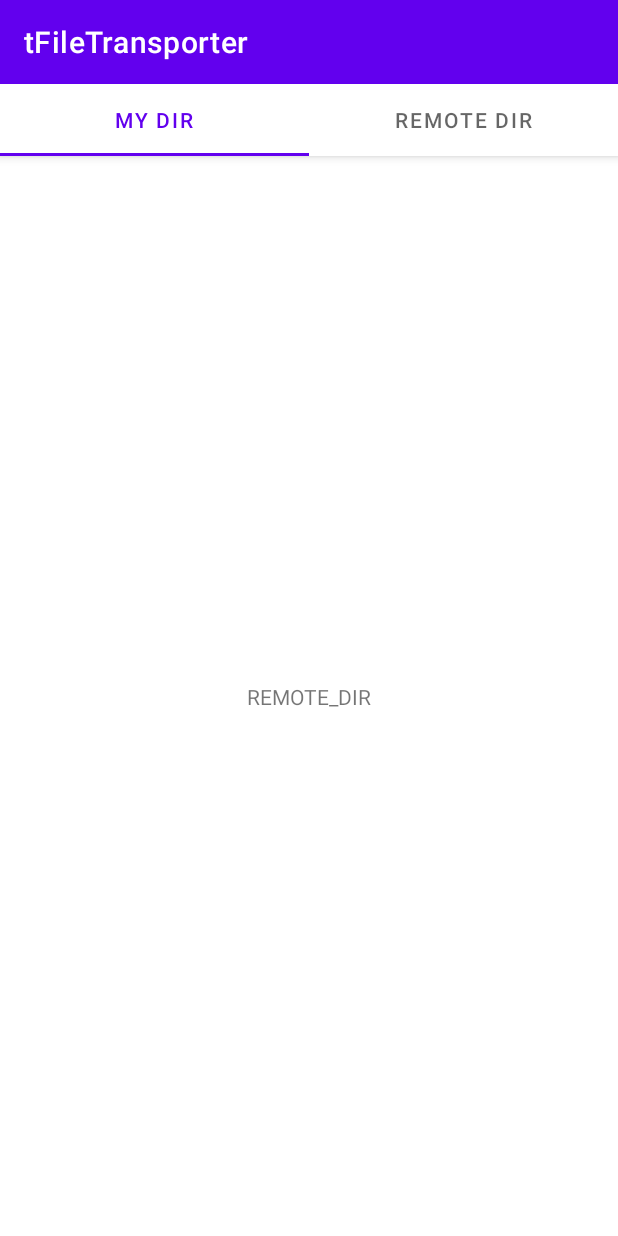
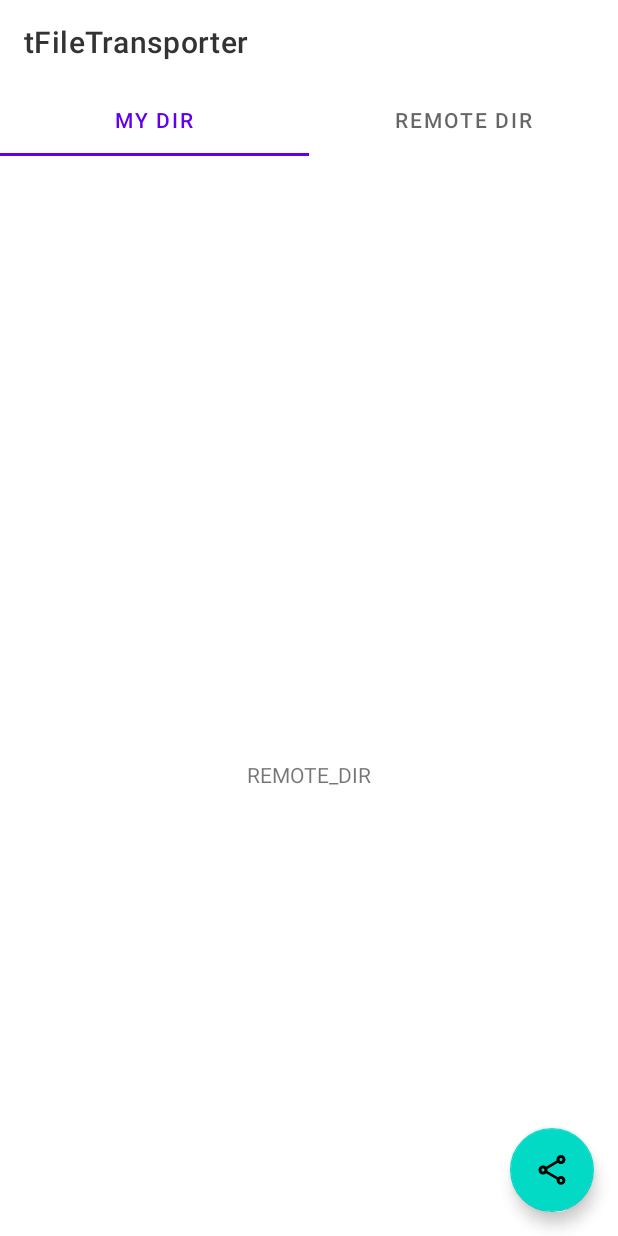
Before and after one commit to Tans5/tFileTransporter, an Android app: the fragment RemoteDirFragment placed in its activity, on a phone screen of 412 x 824 dp. Run offline under Robolectric (Android 15) with nearby library versions, the phone set to English and light mode, and no system bars; our stand-ins replace RxJava, data binding; libraries missing offline, so code that uses them is left out: com.jakewharton.rxbinding3, com.tbruyelle.rxpermissions2, kotlinx.coroutines.rx2; 2 statements that could not run were skipped.

Commit message:
Adjust File Transport Activity UI.

```diff
--- a/app/src/main/java/com/tans/tfiletransporter/ui/filetransport/FileTransportActivity.kt
+++ b/app/src/main/java/com/tans/tfiletransporter/ui/filetransport/FileTransportActivity.kt
@@ -4,6 +4,7 @@ import android.Manifest
 import android.os.Build
 import android.os.Bundle
 import com.google.android.material.tabs.TabLayout
+import com.jakewharton.rxbinding3.view.clicks
 import com.tans.tfiletransporter.R
 import com.tans.tfiletransporter.databinding.FileTransportActivityBinding
 import com.tans.tfiletransporter.ui.BaseActivity
@@ -39,7 +40,15 @@ class FileTransportActivity : BaseActivity<FileTransportActivityBinding, FileTra
                     }
                 })
 
-                render({ it.selectedTabType }) { changeDirFragment(it) }.bindLife()
+                render({ it.selectedTabType }) {
+                    binding.floatingActionBt.setImageResource(
+                        when (it) {
+                            DirTabType.MyDir -> R.drawable.share_variant_outline
+                            DirTabType.RemoteDir -> R.drawable.download_outline
+                        }
+                    )
+                    changeDirFragment(it)
+                }.bindLife()
             } else {
                 finish()
             }
--- a/app/src/main/java/com/tans/tfiletransporter/ui/filetransport/RemoteDirFragment.kt
+++ b/app/src/main/java/com/tans/tfiletransporter/ui/filetransport/RemoteDirFragment.kt
@@ -1,10 +1,33 @@
 package com.tans.tfiletransporter.ui.filetransport
 
+import android.util.Log
+import com.google.android.material.floatingactionbutton.FloatingActionButton
+import com.jakewharton.rxbinding3.view.clicks
 import com.tans.tfiletransporter.R
 import com.tans.tfiletransporter.databinding.RemoteDirFragmentBinding
 import com.tans.tfiletransporter.ui.BaseFragment
+import io.reactivex.disposables.Disposable
 
 class RemoteDirFragment : BaseFragment<RemoteDirFragmentBinding, Unit>(R.layout.remote_dir_fragment, Unit) {
+
+    private var downloadBtDispose: Disposable? = null
+    override fun onHiddenChanged(hidden: Boolean) {
+        super.onHiddenChanged(hidden)
+//        downloadBtDispose = if (!hidden) {
+//            requireActivity().findViewById<FloatingActionButton>(R.id.floating_action_bt).clicks()
+//                .doOnNext {
+//                    println("Download Next...")
+//                }
+//                .subscribe({
+//
+//                }, {
+//                    Log.e(this::class.java.name, "Share Button Error: $it")
+//                })
+//        } else {
+//            downloadBtDispose?.dispose()
+//            null
+//        }
+    }
 
     companion object {
         const val FRAGMENT_TAG = "remote_dir_fragment_tag"
--- a/app/src/main/res/drawable/download_outline.xml
+++ b/app/src/main/res/drawable/download_outline.xml
@@ -4,5 +4,5 @@
     android:width="24dp"
     android:viewportWidth="24"
     android:viewportHeight="24">
-    <path android:fillColor="#666666" android:pathData="M13,5V11H14.17L12,13.17L9.83,11H11V5H13M15,3H9V9H5L12,16L19,9H15V3M19,18H5V20H19V18Z" />
+    <path android:fillColor="#FFFFFF" android:pathData="M13,5V11H14.17L12,13.17L9.83,11H11V5H13M15,3H9V9H5L12,16L19,9H15V3M19,18H5V20H19V18Z" />
 </vector>
--- a/app/src/main/res/drawable/share_variant_outline.xml
+++ b/app/src/main/res/drawable/share_variant_outline.xml
@@ -4,5 +4,5 @@
     android:width="24dp"
     android:viewportWidth="24"
     android:viewportHeight="24">
-    <path android:fillColor="#666666" android:pathData="M18 16.08C17.24 16.08 16.56 16.38 16.04 16.85L8.91 12.7C8.96 12.47 9 12.24 9 12S8.96 11.53 8.91 11.3L15.96 7.19C16.5 7.69 17.21 8 18 8C19.66 8 21 6.66 21 5S19.66 2 18 2 15 3.34 15 5C15 5.24 15.04 5.47 15.09 5.7L8.04 9.81C7.5 9.31 6.79 9 6 9C4.34 9 3 10.34 3 12S4.34 15 6 15C6.79 15 7.5 14.69 8.04 14.19L15.16 18.34C15.11 18.55 15.08 18.77 15.08 19C15.08 20.61 16.39 21.91 18 21.91S20.92 20.61 20.92 19C20.92 17.39 19.61 16.08 18 16.08M18 4C18.55 4 19 4.45 19 5S18.55 6 18 6 17 5.55 17 5 17.45 4 18 4M6 13C5.45 13 5 12.55 5 12S5.45 11 6 11 7 11.45 7 12 6.55 13 6 13M18 20C17.45 20 17 19.55 17 19S17.45 18 18 18 19 18.45 19 19 18.55 20 18 20Z" />
+    <path android:fillColor="#FFFFFF" android:pathData="M18 16.08C17.24 16.08 16.56 16.38 16.04 16.85L8.91 12.7C8.96 12.47 9 12.24 9 12S8.96 11.53 8.91 11.3L15.96 7.19C16.5 7.69 17.21 8 18 8C19.66 8 21 6.66 21 5S19.66 2 18 2 15 3.34 15 5C15 5.24 15.04 5.47 15.09 5.7L8.04 9.81C7.5 9.31 6.79 9 6 9C4.34 9 3 10.34 3 12S4.34 15 6 15C6.79 15 7.5 14.69 8.04 14.19L15.16 18.34C15.11 18.55 15.08 18.77 15.08 19C15.08 20.61 16.39 21.91 18 21.91S20.92 20.61 20.92 19C20.92 17.39 19.61 16.08 18 16.08M18 4C18.55 4 19 4.45 19 5S18.55 6 18 6 17 5.55 17 5 17.45 4 18 4M6 13C5.45 13 5 12.55 5 12S5.45 11 6 11 7 11.45 7 12 6.55 13 6 13M18 20C17.45 20 17 19.55 17 19S17.45 18 18 18 19 18.45 19 19 18.55 20 18 20Z" />
 </vector>
--- a/app/src/main/res/layout/file_transport_activity.xml
+++ b/app/src/main/res/layout/file_transport_activity.xml
@@ -10,19 +10,28 @@
         <com.google.android.material.appbar.AppBarLayout
             android:layout_width="match_parent"
             android:layout_height="wrap_content"
-            android:background="@color/purple_500">
+            android:background="@color/white">
 
-            <androidx.appcompat.widget.Toolbar
-                android:id="@+id/tool_bar"
+            <com.google.android.material.appbar.CollapsingToolbarLayout
                 android:layout_width="match_parent"
                 android:layout_height="wrap_content"
-                app:titleTextColor="@color/white"
-                app:title="@string/app_name"/>
+                app:layout_scrollFlags="enterAlwaysCollapsed|scroll"
+                app:titleEnabled="false">
+
+                <androidx.appcompat.widget.Toolbar
+                    android:id="@+id/tool_bar"
+                    android:layout_width="match_parent"
+                    android:layout_height="wrap_content"
+                    app:titleTextColor="@color/black_1"
+                    app:title="@string/app_name" />
+
+            </com.google.android.material.appbar.CollapsingToolbarLayout>
 
             <com.google.android.material.tabs.TabLayout
                 android:id="@+id/tab_layout"
                 android:layout_width="match_parent"
-                android:layout_height="wrap_content">
+                android:layout_height="wrap_content"
+                app:layout_scrollFlags="enterAlways|scroll">
 
                 <com.google.android.material.tabs.TabItem
                     android:id="@+id/my_dir_tab_item"
@@ -46,6 +55,19 @@
             android:layout_height="match_parent"
             app:layout_behavior="com.google.android.material.appbar.AppBarLayout$ScrollingViewBehavior" />
 
+        <com.google.android.material.floatingactionbutton.FloatingActionButton
+            android:id="@+id/floating_action_bt"
+            android:layout_width="wrap_content"
+            android:layout_height="wrap_content"
+            android:src="@drawable/share_variant_outline"
+            android:layout_marginEnd="16dp"
+            android:layout_marginBottom="16dp"
+            android:layout_gravity="end|bottom"
+            app:layout_behavior="com.google.android.material.behavior.HideBottomViewOnScrollBehavior"
+            app:layout_constraintEnd_toEndOf="parent"
+            app:layout_constraintBottom_toBottomOf="parent"
+            android:contentDescription="@string/app_name" />
+
     </androidx.coordinatorlayout.widget.CoordinatorLayout>
 
 </layout>
--- a/app/src/main/res/values-night/themes.xml
+++ b/app/src/main/res/values-night/themes.xml
@@ -10,7 +10,9 @@
         <item name="colorSecondaryVariant">@color/teal_200</item>
         <item name="colorOnSecondary">@color/black</item>
         <!-- Status bar color. -->
-        <item name="android:statusBarColor" tools:targetApi="l">?attr/colorPrimaryVariant</item>
+        <item name="android:statusBarColor" tools:targetApi="l">@color/white</item>
         <!-- Customize your theme here. -->
+
+        <item name="android:windowLightStatusBar">true</item>
     </style>
 </resources>
--- a/app/src/main/res/values/colors.xml
+++ b/app/src/main/res/values/colors.xml
@@ -10,4 +10,6 @@
 
     <color name="black_1">#333333</color>
     <color name="gray_1">#777777</color>
+
+    <color name="line_color">#F2F2F2</color>
 </resources>
--- a/app/src/main/res/values/themes.xml
+++ b/app/src/main/res/values/themes.xml
@@ -10,7 +10,9 @@
         <item name="colorSecondaryVariant">@color/teal_700</item>
         <item name="colorOnSecondary">@color/black</item>
         <!-- Status bar color. -->
-        <item name="android:statusBarColor" tools:targetApi="l">?attr/colorPrimaryVariant</item>
+        <item name="android:statusBarColor" tools:targetApi="l">@color/white</item>
         <!-- Customize your theme here. -->
+
+        <item name="android:windowLightStatusBar">true</item>
     </style>
 </resources>
```
Also changed, not shown: app/src/main/java/com/tans/tfiletransporter/ui/filetransport/MyDirFragment.kt (+30 -0 lines), app/src/main/java/com/tans/tfiletransporter/utils/UIUtil.kt (added, +14 -0 lines), app/src/main/res/layout/my_dir_fragment.xml (+13 -13 lines).
